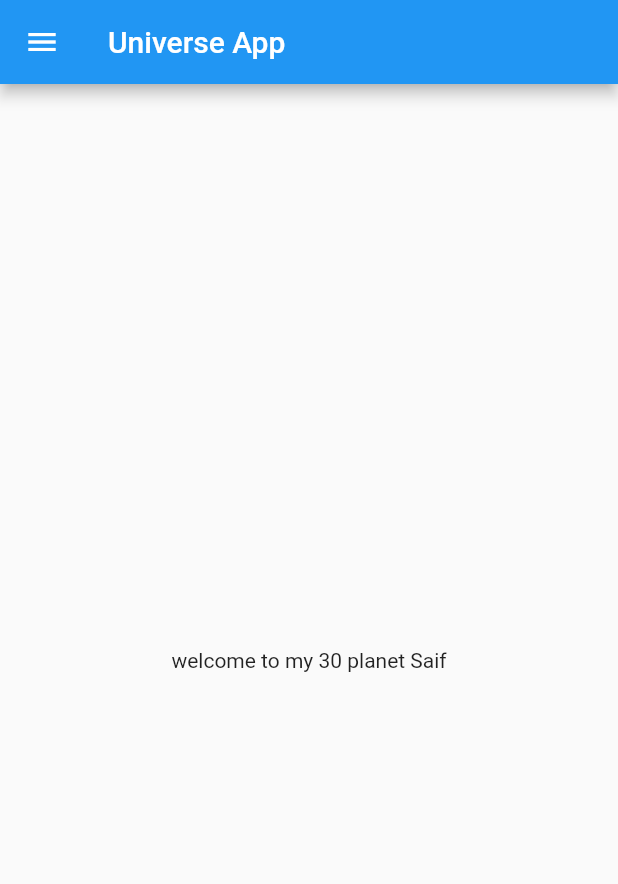
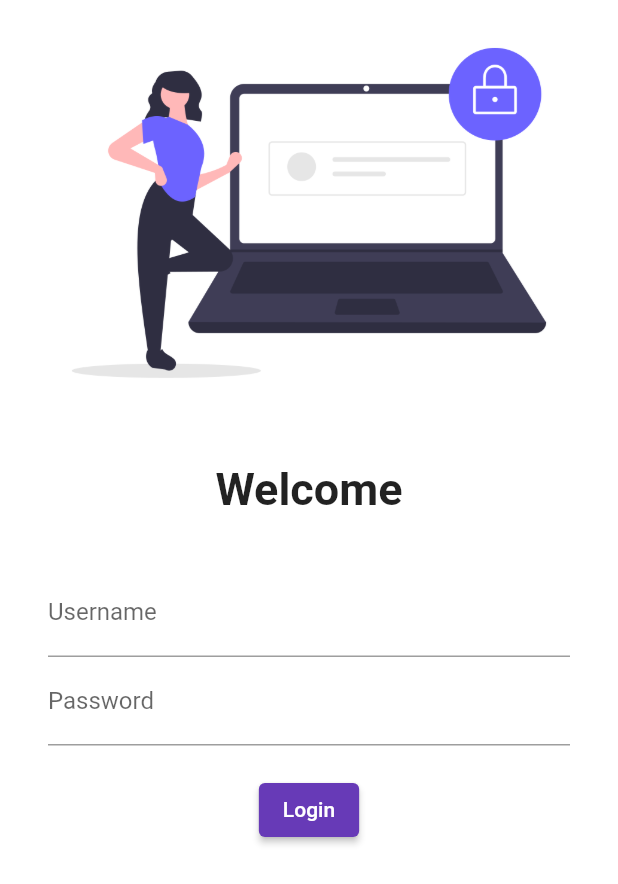
Before and after one commit to saif-crackdn/30DaysOfFlutter, a Flutter app: the screen it shows after launch, on a phone screen of 412 x 824 dp. Shown: the top 884 px of the screen. Run offline on Flutter 3.47's test engine with Material 2 defaults, Android fonts, the phone set to English and light mode, and no system bars.

Commit message:
Day 5 completed

```diff
--- a/lib/main.dart
+++ b/lib/main.dart
@@ -1,5 +1,7 @@
 import 'package:flutter/material.dart';
-import 'package:flutter_catalog/home_page.dart';
+import 'package:flutter_catalog/pages/home_page.dart';
+import 'package:flutter_catalog/pages/login_page.dart';
+import 'package:flutter_catalog/utils/routes.dart';
 
 void main() {
   runApp(MyApp());
@@ -10,7 +12,15 @@ class MyApp extends StatelessWidget {
   @override
   Widget build(BuildContext context) {
     return MaterialApp(
-      home: HomePage(),
+      themeMode: ThemeMode.light,
+      theme: ThemeData(primarySwatch: Colors.deepPurple),
+      darkTheme: ThemeData(brightness: Brightness.dark),
+      initialRoute: "/",
+      routes: {
+        "/": (context) => LoginPage(),
+        MyRoutes.homeRoute: (context) => HomePage(),
+        MyRoutes.loginRoute: (context) => LoginPage()
+      },
     );
   }
 }
--- /dev/null
+++ b/lib/pages/login_page.dart
@@ -0,0 +1,59 @@
+import 'package:flutter/material.dart';
+import 'package:flutter_catalog/pages/home_page.dart';
+import 'package:flutter_catalog/utils/routes.dart';
+
+class LoginPage extends StatelessWidget {
+  @override
+  Widget build(BuildContext context) {
+    return Material(
+        color: Colors.white,
+        child: SingleChildScrollView(
+          child: Column(
+            children: [
+              Image.asset(
+                "assets/images/login_image.png",
+                fit: BoxFit.cover,
+              ),
+              SizedBox(
+                height: 25.0,
+              ),
+              Text(
+                "Welcome",
+                style: TextStyle(fontSize: 30, fontWeight: FontWeight.bold),
+              ),
+              SizedBox(
+                //it is used to give space between widgets
+                height: 25.0,
+              ),
+              Padding(
+                padding:
+                    const EdgeInsets.symmetric(vertical: 10, horizontal: 32),
+                child: Column(
+                  children: [
+                    TextFormField(
+                      decoration: InputDecoration(
+                          hintText: "Enter Username", labelText: "Username"),
+                    ),
+                    TextFormField(
+                      obscureText:
+                          true, //it is used for not showing password to anyone .
+                      decoration: InputDecoration(
+                          hintText: "Enter password", labelText: "Password"),
+                    ),
+                    SizedBox(
+                      height: 19,
+                    ),
+                    ElevatedButton(
+                      child: Text("Login"),
+                      onPressed: () {
+                        Navigator.pushNamed(context, MyRoutes.homeRoute);
+                      },
+                    )
+                  ],
+                ),
+              )
+            ],
+          ),
+        ));
+  }
+}
--- /dev/null
+++ b/lib/utils/routes.dart
@@ -0,0 +1,5 @@
+class MyRoutes {
+  static String loginRoute = "/login";
+  static String homeRoute = "/home";
+
+}
```
Also changed, not shown: pubspec.yaml (+3 -5 lines), assets/images/login_image.png (added), lib/pages/home_page.dart (renamed from lib/home_page.dart).
